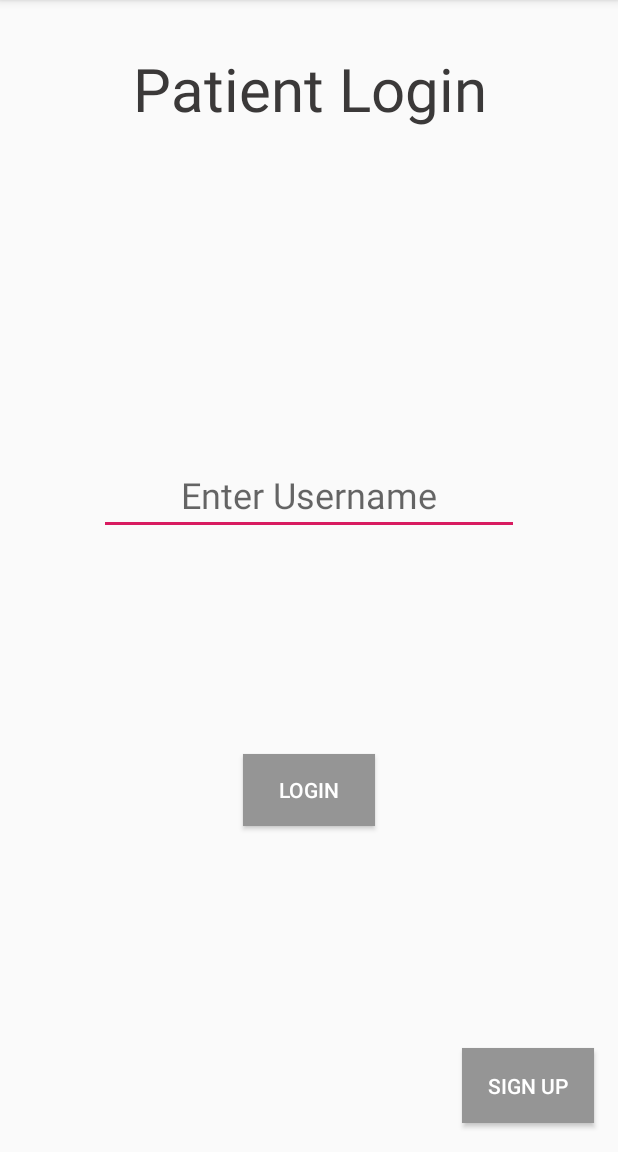
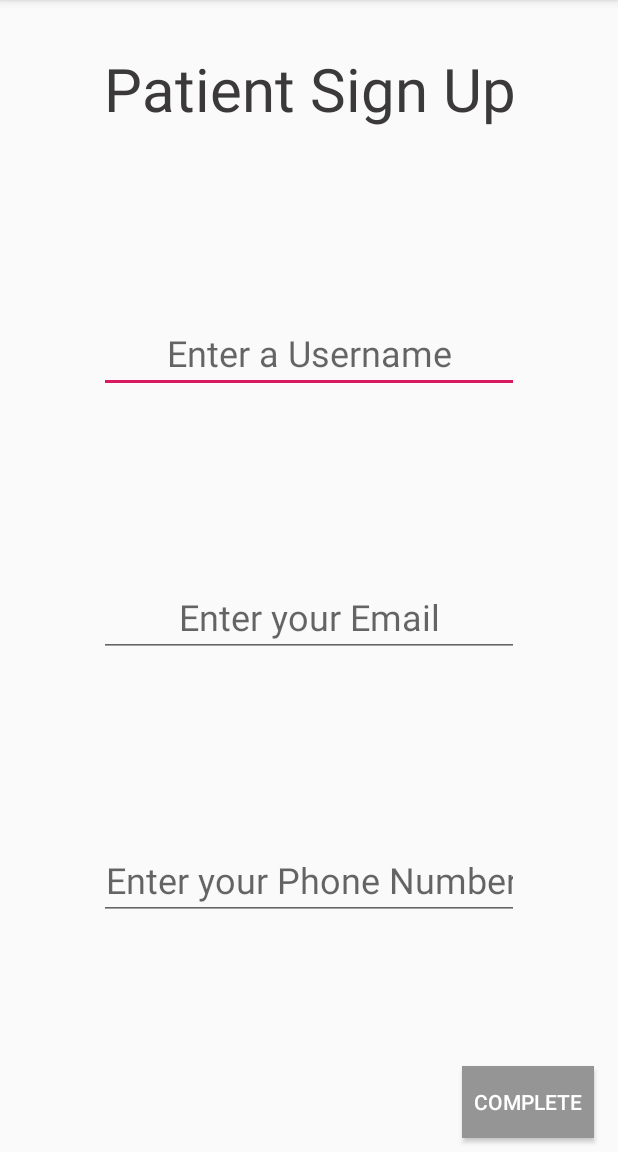
Before and after one commit to CMPUT301F18T17/MedLog, an Android app: the PatientLoginActivity screen opened directly, with no data from a screen before it, after a tap on "SIGN UP", on a phone screen of 412 x 824 dp, the part 84-1236 px from its top. Run offline under Robolectric (Android 15) with nearby library versions, the phone set to English and light mode, and no system bars.

Commit message:
Added signup activies for patients and providers

```diff
--- a/app/src/main/java/cs/ualberta/ca/medlog/activity/PatientLoginActivity.java
+++ b/app/src/main/java/cs/ualberta/ca/medlog/activity/PatientLoginActivity.java
@@ -1,5 +1,6 @@
 package cs.ualberta.ca.medlog.activity;
 
+import android.content.Intent;
 import android.support.v7.app.AppCompatActivity;
 import android.os.Bundle;
 import android.view.View;
@@ -15,14 +16,14 @@ import cs.ualberta.ca.medlog.R;
  * </p>
  * <p>
  *     Issues: <br>
- *         Connection to a Patient controller is required to validate and username.
+ *         Connection to a Patient controller is required to validate their username.
  *         Transfer to a Patient Main Menu must be added.
- *         Transfer to a Patient Sign Up must be added.
  * </p>
  *
  * @author Tyler Gobran
  * @version 0.1
  * @see StartScreenActivity
+ * @see PatientSignUpActivity
  */
 public class PatientLoginActivity extends AppCompatActivity {
 
@@ -53,6 +54,7 @@ public class PatientLoginActivity extends AppCompatActivity {
     }
 
     private void openPatientSignUp() {
-        //TODO Add transfer to Patient Sign Up Activity
+        Intent intent = new Intent(this, PatientSignUpActivity.class);
+        startActivity(intent);
     }
 }
--- /dev/null
+++ b/app/src/main/java/cs/ualberta/ca/medlog/activity/PatientSignUpActivity.java
@@ -0,0 +1,47 @@
+package cs.ualberta.ca.medlog.activity;
+
+import android.support.v7.app.AppCompatActivity;
+import android.os.Bundle;
+import android.view.View;
+import android.widget.Button;
+
+import cs.ualberta.ca.medlog.R;
+
+/**
+ * <p>
+ *     Description: <br>
+ *         The Activity for the Patient sign up screen, this presents the gui for a Patient to
+ *         enter their new accounts username, email and phone number and proceed to create the
+ *         account.
+ * </p>
+ * <p>
+ *     Issues: <br>
+ *         Connection to a Patient controller is required to validate the username isn't used.
+ *         Transfer to a Patient Main Menu must be added.
+ * </p>
+ *
+ * @author Tyler Gobran
+ * @version 0.1
+ * @see PatientLoginActivity
+ */
+public class PatientSignUpActivity extends AppCompatActivity {
+
+    @Override
+    protected void onCreate(Bundle savedInstanceState) {
+        super.onCreate(savedInstanceState);
+        setContentView(R.layout.activity_patient_sign_up);
+        Button completeButton = findViewById(R.id.activityPatientSignUp_CompleteButton);
+        completeButton.setOnClickListener(new View.OnClickListener() {
+            @Override
+            public void onClick(View v) {
+                attemptPatientSignUp();
+            }
+        });
+    }
+
+    private void attemptPatientSignUp() {
+        //TODO Connect to a Patient controller to check if the Patient already exists
+
+        //TODO Add transfer to Patient Main Menu Activity
+    }
+}
--- /dev/null
+++ b/app/src/main/res/layout/activity_patient_sign_up.xml
@@ -0,0 +1,109 @@
+<?xml version="1.0" encoding="utf-8"?>
+<android.support.constraint.ConstraintLayout xmlns:android="http://schemas.android.com/apk/res/android"
+    xmlns:app="http://schemas.android.com/apk/res-auto"
+    xmlns:tools="http://schemas.android.com/tools"
+    android:id="@+id/activityPatientSignUp.Base"
+    android:layout_width="match_parent"
+    android:layout_height="match_parent"
+    tools:context=".activity.PatientSignUpActivity">
+
+    <TextView
+        android:id="@+id/activityPatientSignUp.TitleView"
+        android:layout_width="wrap_content"
+        android:layout_height="wrap_content"
+        android:layout_marginStart="8dp"
+        android:layout_marginTop="32dp"
+        android:layout_marginEnd="8dp"
+        android:text="@string/activityPatientSignUp.TitleText"
+        android:textAlignment="center"
+        android:textColor="@color/app_boldTextColour"
+        android:textSize="40sp"
+        app:layout_constraintEnd_toEndOf="parent"
+        app:layout_constraintStart_toStartOf="parent"
+        app:layout_constraintTop_toTopOf="parent" />
+
+    <EditText
+        android:id="@+id/activityPatientSignUp.UsernameEditText"
+        style="@style/Widget.AppCompat.EditText"
+        android:layout_width="wrap_content"
+        android:layout_height="wrap_content"
+        android:layout_marginStart="8dp"
+        android:layout_marginEnd="8dp"
+        android:ems="10"
+        android:hint="@string/activityPatientSignUp.UsernameEditHint"
+        android:importantForAutofill="no"
+        android:inputType="textPersonName"
+        android:singleLine="false"
+        android:textAlignment="center"
+        android:textSize="24sp"
+        app:layout_constraintBottom_toTopOf="@+id/activityPatientSignUp.EmailEditText"
+        app:layout_constraintEnd_toEndOf="parent"
+        app:layout_constraintHorizontal_bias="0.5"
+        app:layout_constraintStart_toStartOf="parent"
+        app:layout_constraintTop_toBottomOf="@+id/activityPatientSignUp.TitleView"
+        tools:targetApi="o" />
+
+    <EditText
+        android:id="@+id/activityPatientSignUp.EmailEditText"
+        style="@style/Widget.AppCompat.EditText"
+        android:layout_width="wrap_content"
+        android:layout_height="wrap_content"
+        android:layout_marginStart="8dp"
+        android:layout_marginEnd="8dp"
+        android:ems="10"
+        android:hint="@string/activityPatientSignUp.EmailEditHint"
+        android:importantForAutofill="no"
+        android:inputType="textEmailAddress"
+        android:singleLine="false"
+        android:textAlignment="center"
+        android:textSize="24sp"
+        app:layout_constraintBottom_toTopOf="@+id/activityPatientSignUp.PhoneEditText"
+        app:layout_constraintEnd_toEndOf="parent"
+        app:layout_constraintHorizontal_bias="0.5"
+        app:layout_constraintStart_toStartOf="parent"
+        app:layout_constraintTop_toBottomOf="@+id/activityPatientSignUp.UsernameEditText"
+        tools:targetApi="o" />
+
+    <EditText
+        android:id="@+id/activityPatientSignUp.PhoneEditText"
+        style="@style/Widget.AppCompat.EditText"
+        android:layout_width="wrap_content"
+        android:layout_height="wrap_content"
+        android:layout_marginStart="8dp"
+        android:layout_marginEnd="8dp"
+        android:layout_marginBottom="32dp"
+        android:ems="10"
+        android:hint="@string/activityPatientSignUp.PhoneEditHint"
+        android:importantForAutofill="no"
+        android:inputType="phone"
+        android:singleLine="false"
+        android:textAlignment="center"
+        android:textSize="24sp"
+        app:layout_constraintBottom_toBottomOf="parent"
+        app:layout_constraintEnd_toEndOf="parent"
+        app:layout_constraintHorizontal_bias="0.5"
+        app:layout_constraintStart_toStartOf="parent"
+        app:layout_constraintTop_toBottomOf="@+id/activityPatientSignUp.EmailEditText"
+        tools:targetApi="o" />
+
+    <Button
+        android:id="@+id/activityPatientSignUp.CompleteButton"
+        style="@style/Widget.AppCompat.Button.Colored"
+        android:layout_width="wrap_content"
+        android:layout_height="wrap_content"
+        android:layout_marginStart="8dp"
+        android:layout_marginTop="8dp"
+        android:layout_marginEnd="8dp"
+        android:layout_marginBottom="8dp"
+        android:background="@color/app_buttonColour"
+        android:text="@string/activityPatientSignUp.CompleteButton"
+        android:textAlignment="center"
+        android:textSize="14sp"
+        app:layout_constraintBottom_toBottomOf="parent"
+        app:layout_constraintEnd_toEndOf="parent"
+        app:layout_constraintHorizontal_bias="0.973"
+        app:layout_constraintStart_toStartOf="parent"
+        app:layout_constraintTop_toBottomOf="@+id/activityPatientSignUp.PhoneEditText"
+        app:layout_constraintVertical_bias="0.982" />
+
+</android.support.constraint.ConstraintLayout>
--- a/app/src/main/res/values/strings.xml
+++ b/app/src/main/res/values/strings.xml
@@ -11,4 +11,12 @@
     <string name="activityProviderLogin.UsernameEditHint">Enter Username</string>
     <string name="activityProviderLogin.LoginButton">Login</string>
     <string name="activityProviderLogin.RegisterButton">Register</string>
+    <string name="activityPatientSignUp.TitleText">Patient Sign Up</string>
+    <string name="activityPatientSignUp.UsernameEditHint">Enter a Username</string>
+    <string name="activityPatientSignUp.EmailEditHint">Enter your Email</string>
+    <string name="activityPatientSignUp.PhoneEditHint">Enter your Phone Number</string>
+    <string name="activityPatientSignUp.CompleteButton">Complete</string>
+    <string name="activityProviderRegistration.TitleText">Care Provider Registration</string>
+    <string name="activityProviderRegistration.UsernameEditHint">Enter a Username</string>
+    <string name="activityProviderRegistration.CompleteButton">Complete</string>
 </resources>
```
Also changed, not shown: app/src/main/AndroidManifest.xml (+10 -0 lines), app/src/main/java/cs/ualberta/ca/medlog/activity/ProviderLoginActivity.java (+5 -3 lines), app/src/main/java/cs/ualberta/ca/medlog/activity/ProviderRegistrationActivity.java (added, +46 -0 lines), app/src/main/res/layout/activity_provider_registration.xml (added, +68 -0 lines).
